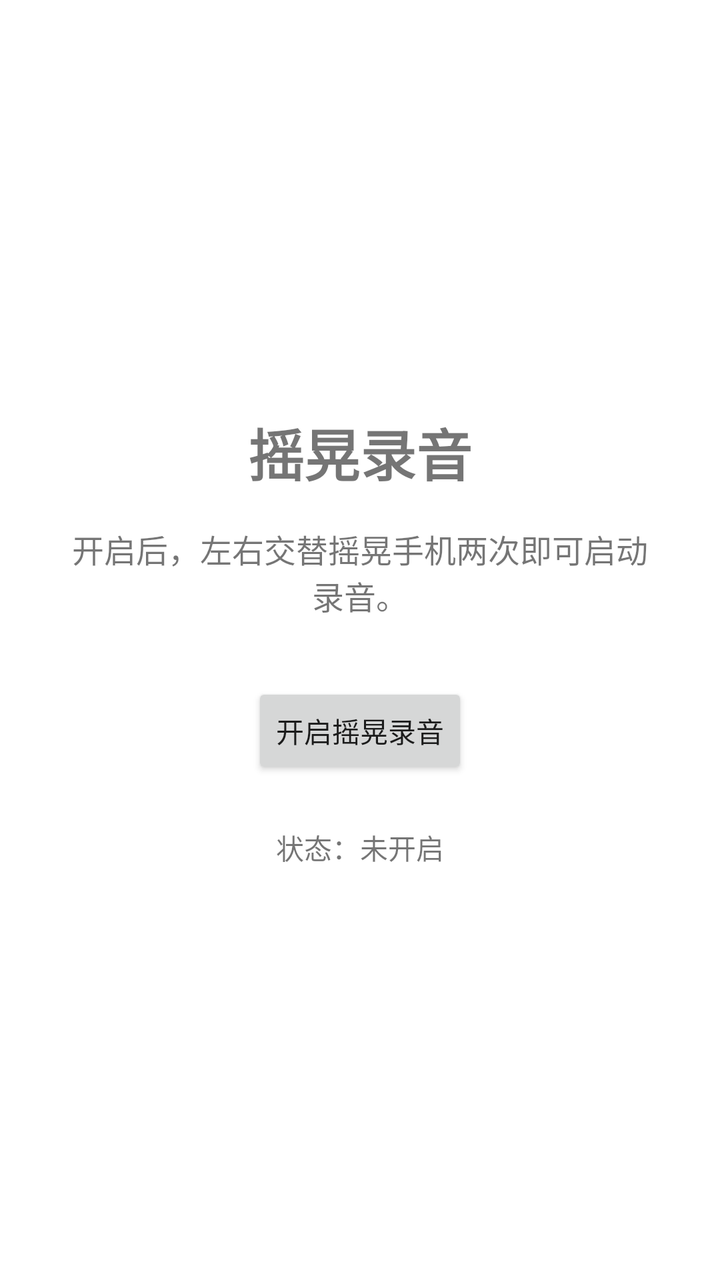
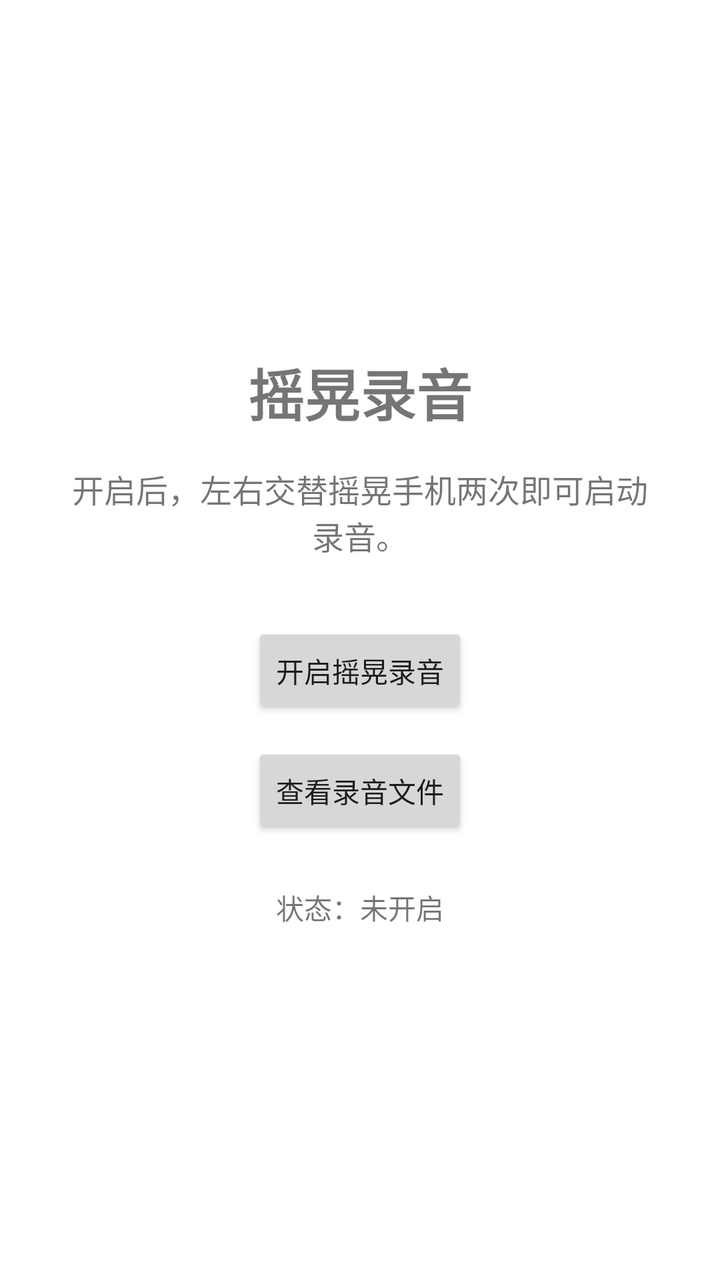

The first picture is an Android layout as it rendered before a commit; the second is the same layout after the commit. The layout source and the unified diff follow.
<!-- AndroidManifest.xml: application theme Theme.ShakeRecorder -->
<!-- res/layout/activity_main.xml -->
<?xml version="1.0" encoding="utf-8"?>
<LinearLayout xmlns:android="http://schemas.android.com/apk/res/android"
    android:layout_width="match_parent"
    android:layout_height="match_parent"
    android:orientation="vertical"
    android:gravity="center"
    android:padding="32dp">

    <TextView
        android:id="@+id/tvTitle"
        android:layout_width="wrap_content"
        android:layout_height="wrap_content"
        android:text="摇晃录音"
        android:textSize="28sp"
        android:textStyle="bold"
        android:layout_marginBottom="16dp" />

    <TextView
        android:id="@+id/tvDesc"
        android:layout_width="wrap_content"
        android:layout_height="wrap_content"
        android:text="开启后，左右交替摇晃手机两次即可启动录音。"
        android:textSize="16sp"
        android:gravity="center"
        android:layout_marginBottom="32dp" />

    <Button
        android:id="@+id/btnToggle"
        android:layout_width="wrap_content"
        android:layout_height="wrap_content"
        android:text="开启摇晃录音" />

    <TextView
        android:id="@+id/tvStatus"
        android:layout_width="wrap_content"
        android:layout_height="wrap_content"
        android:layout_marginTop="24dp"
        android:text="状态：未开启"
        android:textSize="14sp" />
</LinearLayout>
<!-- resources referenced by this layout -->
<resources>
  <style name="Theme.ShakeRecorder" parent="Theme.MaterialComponents.DayNight.NoActionBar">
          <item name="colorPrimary">@color/purple_500</item>
          <item name="colorPrimaryDark">@color/purple_700</item>
          <item name="colorAccent">@color/teal_200</item>
      </style>
  <color name="purple_500">#6200EE</color>
  <color name="purple_700">#3700B3</color>
  <color name="teal_200">#03DAC5</color>
</resources>

<!-- the commit's change to res/layout/activity_main.xml (unified diff, before → after) -->
@@ -30,6 +30,13 @@
         android:layout_height="wrap_content"
         android:text="开启摇晃录音" />
 
+    <Button
+        android:id="@+id/btnFiles"
+        android:layout_width="wrap_content"
+        android:layout_height="wrap_content"
+        android:layout_marginTop="12dp"
+        android:text="查看录音文件" />
+
     <TextView
         android:id="@+id/tvStatus"
         android:layout_width="wrap_content"
